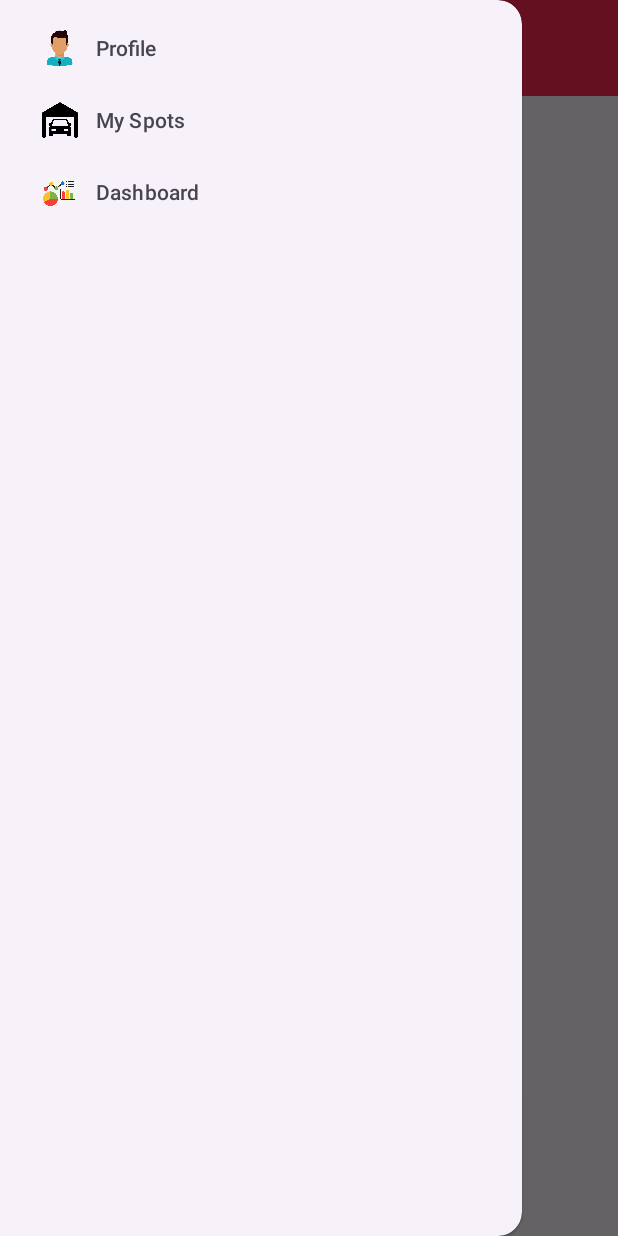
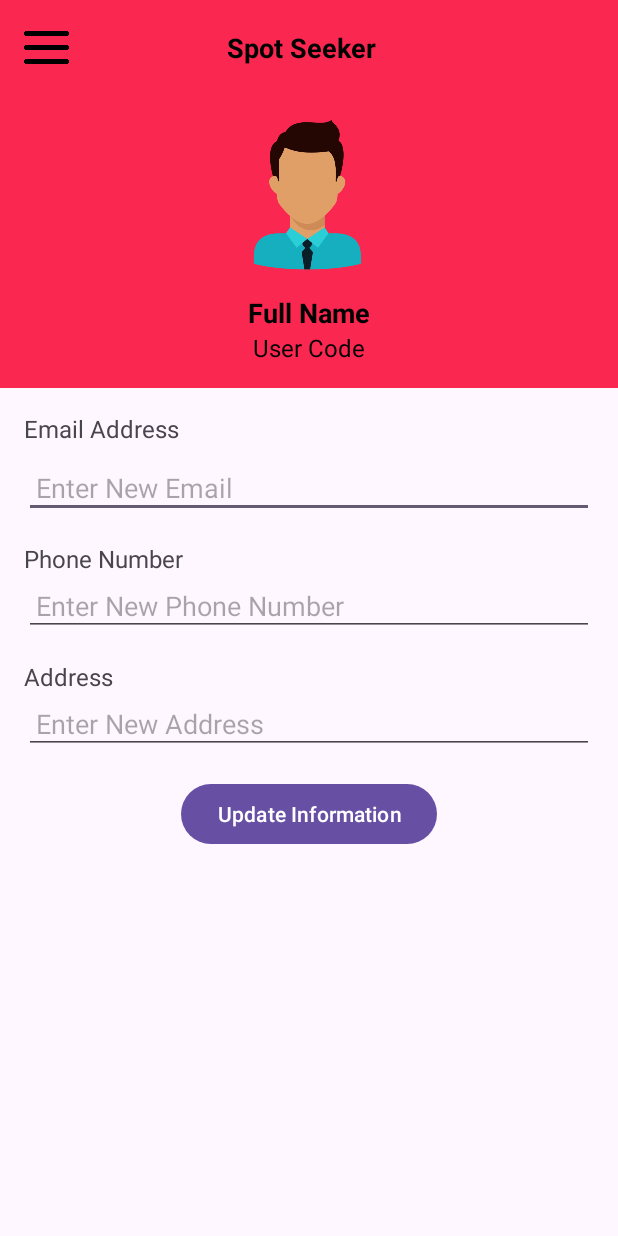
Before and after one commit to stefanomusicman/spot_seeker, an Android app: the HomeScreen screen opened directly, with no data from a screen before it, after a tap on "Profile", on a phone screen of 412 x 824 dp. Run offline under Robolectric (Android 15) with nearby library versions, the phone set to English and light mode, and no system bars; 2 other taps on this screen came first.

Commit message:
updates from task 14

```diff
--- a/app/src/main/java/com/example/spot_seeker/HomeScreen.java
+++ b/app/src/main/java/com/example/spot_seeker/HomeScreen.java
@@ -1,31 +1,75 @@
 package com.example.spot_seeker;
 
+import android.content.Intent;
 import android.os.Bundle;
+import android.view.MenuItem;
 import android.view.View;
 
+import androidx.annotation.NonNull;
 import androidx.appcompat.app.AppCompatActivity;
 import androidx.core.view.GravityCompat;
 import androidx.drawerlayout.widget.DrawerLayout;
+import androidx.fragment.app.Fragment;
+import androidx.fragment.app.FragmentManager;
+import androidx.fragment.app.FragmentTransaction;
 
 import com.google.android.material.navigation.NavigationView;
 
-public class HomeScreen extends AppCompatActivity {
+public class HomeScreen extends AppCompatActivity implements NavigationView.OnNavigationItemSelectedListener {
+
+    private DrawerLayout drawerLayout;
 
     @Override
     protected void onCreate(Bundle savedInstanceState) {
         super.onCreate(savedInstanceState);
         setContentView(R.layout.activity_home_screen);
 
-        final DrawerLayout drawerLayout =findViewById(R.id.drawerLayout);
+        drawerLayout = findViewById(R.id.drawerLayout);
+        NavigationView navigationView = findViewById(R.id.navigationView);
+        navigationView.setItemIconTintList(null); // Remove icon tinting
+        navigationView.setNavigationItemSelectedListener(this);
 
         findViewById(R.id.menuImage).setOnClickListener(new View.OnClickListener() {
             @Override
-            public void onClick(View v) {
+            public void onClick(View view) {
                 drawerLayout.openDrawer(GravityCompat.START);
             }
         });
-        NavigationView navigationView = findViewById(R.id.navigationView);
-        navigationView.setItemIconTintList(null);
+    }
 
+    @Override
+    public boolean onNavigationItemSelected(@NonNull MenuItem item) {
+        Fragment fragment = null;
+        int itemId = item.getItemId();
+
+        if (itemId == R.id.Profile) {
+            fragment = new Profile();
+
+        } else if (itemId == R.id.parkingSpot) {
+            fragment = new Myspots();
+        } else if (itemId == R.id.Home) {
+            Intent intent = new Intent(this, HomeScreen.class);
+            startActivity(intent);
+            return true;
+        } else if (itemId == R.id.logout) {
+            Intent intent = new Intent(this, LoginScreen.class);
+            startActivity(intent);
+            return true; // Return true to prevent further actions
+        }
+
+        if (fragment != null) {
+            replaceFragment(fragment);
+            drawerLayout.closeDrawer(GravityCompat.START);
+            return true;
+        }
+
+        return false;
+    }
+
+    private void replaceFragment(Fragment fragment) {
+        FragmentManager fragmentManager = getSupportFragmentManager();
+        FragmentTransaction transaction = fragmentManager.beginTransaction();
+        transaction.replace(R.id.fragmentContainer, fragment);
+        transaction.commit();
     }
 }
--- /dev/null
+++ b/app/src/main/java/com/example/spot_seeker/Profile.java
@@ -0,0 +1,62 @@
+package com.example.spot_seeker;
+
+import android.os.Bundle;
+import android.view.LayoutInflater;
+import android.view.View;
+import android.view.ViewGroup;
+import android.widget.Button;
+import android.widget.EditText;
+import android.widget.TextView;
+
+import androidx.fragment.app.Fragment;
+
+import java.util.Objects;
+
+public class Profile extends Fragment {
+
+    private TextView emailTextView, phoneTextView, addressTextView;
+    private EditText updateEmail, updatePhone, updateAddress;
+    private Button updateInformation;
+
+    @Override
+    public View onCreateView(LayoutInflater inflater, ViewGroup container,
+                             Bundle savedInstanceState) {
+        // Inflate the layout for this fragment
+        View view = inflater.inflate(R.layout.fragment_profile, container, false);
+
+        // Initialize UI elements
+        emailTextView = view.findViewById(R.id.emailTextView);
+        phoneTextView = view.findViewById(R.id.phoneTextView);
+        addressTextView = view.findViewById(R.id.addressTextView);
+        updateEmail = view.findViewById(R.id.updateEmail);
+        updatePhone = view.findViewById(R.id.updatePhone);
+        updateAddress = view.findViewById(R.id.updateAddress);
+        updateInformation = view.findViewById(R.id.Updateinformation);
+
+        // Set onClickListener for the updateInformation button
+        updateInformation.setOnClickListener(new View.OnClickListener() {
+            @Override
+            public void onClick(View v) {
+                // Retrieve the new email, phone, and address from the corresponding EditText fields
+                String newEmail = updateEmail.getText().toString().trim();
+                String newPhone = updatePhone.getText().toString().trim();
+                String newAddress = updateAddress.getText().toString().trim();
+
+                // Update the TextViews with the new information
+                if (!newEmail.isEmpty()) {
+                    emailTextView.setText(newEmail);
+                    updateEmail.setText("");
+                }
+                if (!newPhone.isEmpty()) {
+                    phoneTextView.setText(newPhone);
+                    updatePhone.setText("");
+                }
+                if (!newAddress.isEmpty()) {
+                    addressTextView.setText(newAddress);
+                    updateAddress.setText("");
+                }
+            }
+        });
+        return view;
+    }
+}
--- a/app/src/main/res/layout/activity_home_screen.xml
+++ b/app/src/main/res/layout/activity_home_screen.xml
@@ -1,13 +1,12 @@
 <?xml version="1.0" encoding="utf-8"?>
-<androidx.drawerlayout.widget.DrawerLayout xmlns:android="http://schemas.android.com/apk/res/android"
+<androidx.drawerlayout.widget.DrawerLayout
+    xmlns:android="http://schemas.android.com/apk/res/android"
     xmlns:app="http://schemas.android.com/apk/res-auto"
     xmlns:tools="http://schemas.android.com/tools"
     android:id="@+id/drawerLayout"
     android:layout_width="match_parent"
     android:layout_height="match_parent"
-    android:orientation="vertical"
-    tools:context=".HomeScreen"
-    >
+    android:orientation="vertical">
 
     <!-- Content View -->
     <LinearLayout
@@ -45,11 +44,17 @@
                     android:textStyle="bold"
                     android:textColor="@color/black"
                     android:textSize="18sp"
-                    android:layout_marginStart="120dp"
+                    android:layout_marginStart="105dp"
                     android:gravity="center"/>
             </LinearLayout>
 
         </androidx.appcompat.widget.Toolbar>
+
+        <!-- Fragment Container -->
+        <FrameLayout
+            android:id="@+id/fragmentContainer"
+            android:layout_width="match_parent"
+            android:layout_height="match_parent" />
 
     </LinearLayout>
 
@@ -58,9 +63,8 @@
         android:id="@+id/navigationView"
         android:layout_width="wrap_content"
         android:layout_height="match_parent"
-        app:menu="@menu/navigation_menu"
         android:layout_gravity="start"
-        >
+        app:headerLayout="@layout/nav_header"
+        app:menu="@menu/navigation_menu" />
 
-    </com.google.android.material.navigation.NavigationView>
 </androidx.drawerlayout.widget.DrawerLayout>
--- /dev/null
+++ b/app/src/main/res/layout/fragment_profile.xml
@@ -0,0 +1,114 @@
+<?xml version="1.0" encoding="utf-8"?>
+<LinearLayout xmlns:android="http://schemas.android.com/apk/res/android"
+    android:layout_width="match_parent"
+    android:layout_height="match_parent"
+    android:orientation="vertical">
+
+    <!-- Profile Header -->
+    <LinearLayout
+        android:layout_width="match_parent"
+        android:layout_height="wrap_content"
+        android:orientation="vertical"
+        android:background="@color/spotseeker"
+        android:gravity="center"
+        android:padding="16dp">
+
+        <ImageView
+            android:layout_width="100dp"
+            android:layout_height="100dp"
+            android:layout_gravity="center"
+            android:layout_marginBottom="16dp"
+            android:scaleType="centerCrop"
+            android:src="@drawable/man" />
+
+        <TextView
+            android:layout_width="wrap_content"
+            android:layout_height="wrap_content"
+            android:text="Full Name"
+            android:textColor="@color/black"
+            android:textSize="18sp"
+            android:textStyle="bold"
+            android:layout_gravity="center"/>
+
+        <TextView
+            android:layout_width="wrap_content"
+            android:layout_height="wrap_content"
+            android:text="User Code"
+            android:textColor="@color/black"
+            android:textSize="16sp"
+            android:layout_gravity="center"/>
+
+    </LinearLayout>
+
+    <!-- Profile Content -->
+    <LinearLayout
+        android:layout_width="match_parent"
+        android:layout_height="wrap_content"
+        android:orientation="vertical"
+        android:padding="16dp">
+
+        <!-- Email -->
+        <TextView
+            android:id="@+id/emailTextView"
+            android:layout_width="match_parent"
+            android:layout_height="wrap_content"
+            android:text="Email Address"
+            android:textSize="16sp" />
+
+        <!-- Email Update -->
+        <EditText
+            android:id="@+id/updateEmail"
+            android:layout_width="match_parent"
+            android:layout_height="wrap_content"
+            android:layout_marginTop="8dp"
+            android:hint="Enter New Email"
+            android:inputType="textEmailAddress"
+            android:padding="8dp"/>
+
+        <!-- Phone -->
+        <TextView
+            android:id="@+id/phoneTextView"
+            android:layout_width="match_parent"
+            android:layout_height="wrap_content"
+            android:text="Phone Number"
+            android:textSize="16sp"
+            android:layout_marginTop="16dp"/>
+
+        <!-- Phone Update -->
+        <EditText
+            android:id="@+id/updatePhone"
+            android:layout_width="match_parent"
+            android:layout_height="wrap_content"
+            android:hint="Enter New Phone Number"
+            android:inputType="phone"
+            android:padding="8dp"/>
+
+        <!-- Address -->
+        <TextView
+            android:id="@+id/addressTextView"
+            android:layout_width="match_parent"
+            android:layout_height="wrap_content"
+            android:text="Address"
+            android:textSize="16sp"
+            android:layout_marginTop="16dp"/>
+
+        <!-- Address Update -->
+        <EditText
+            android:id="@+id/updateAddress"
+            android:layout_width="match_parent"
+            android:layout_height="wrap_content"
+            android:hint="Enter New Address"
+            android:inputType="textPostalAddress"
+            android:padding="8dp"/>
+
+        <!-- Button for updating information -->
+        <Button
+            android:id="@+id/Updateinformation"
+            android:layout_width="wrap_content"
+            android:layout_height="wrap_content"
+            android:text="Update Information"
+            android:layout_gravity="center"
+            android:layout_marginTop="16dp"/>
+
+    </LinearLayout>
+</LinearLayout>
--- /dev/null
+++ b/app/src/main/res/layout/nav_header.xml
@@ -0,0 +1,35 @@
+<?xml version="1.0" encoding="utf-8"?>
+<LinearLayout xmlns:android="http://schemas.android.com/apk/res/android"
+    android:orientation="vertical"
+    android:layout_width="match_parent"
+    android:layout_height="wrap_content"
+    android:background="@color/spotseeker"
+    android:gravity="center"
+    android:padding="16dp">
+
+    <ImageView
+        android:layout_width="100dp"
+        android:layout_height="100dp"
+        android:src="@drawable/man"
+        android:layout_gravity="center"
+        android:scaleType="centerCrop"
+        android:layout_marginBottom="16dp"/>
+
+    <TextView
+        android:layout_width="wrap_content"
+        android:layout_height="wrap_content"
+        android:text="Full Name"
+        android:textColor="@color/black"
+        android:textSize="18sp"
+        android:textStyle="bold"
+        android:layout_gravity="center"/>
+
+    <TextView
+        android:layout_width="wrap_content"
+        android:layout_height="wrap_content"
+        android:text="User Code"
+        android:textColor="@color/black"
+        android:textSize="16sp"
+        android:layout_gravity="center"/>
+
+</LinearLayout>
--- a/app/src/main/res/menu/navigation_menu.xml
+++ b/app/src/main/res/menu/navigation_menu.xml
@@ -1,16 +1,27 @@
-<?xml version="1.0" encoding="utf-8"?>
-<menu xmlns:android="http://schemas.android.com/apk/res/android">
-    <item android:id="@+id/man"
-        android:icon="@drawable/man"
-        android:title="Profile"
-        />
-    <item android:id="@+id/parkingSpot"
-        android:icon="@drawable/spots"
-        android:title="My Spots"
-        />
-    <item android:id="@+id/menu"
-        android:icon="@drawable/dashboard"
-        android:title="Dashboard"
-        />
+<menu xmlns:android="http://schemas.android.com/apk/res/android"
+    xmlns:tools="http://schemas.android.com/tools"
+    tools:showIn="navigation_view">
+
+    <group android:checkableBehavior="single">
+        <item
+            android:id="@+id/Home"
+            android:icon="@drawable/home"
+            android:title="Home" />
+
+        <item
+            android:id="@+id/Profile"
+            android:icon="@drawable/man"
+            android:title="Profile" />
+
+        <item
+            android:id="@+id/parkingSpot"
+            android:icon="@drawable/spots"
+            android:title="My Spots" />
+        <item
+            android:id="@+id/logout"
+            android:icon="@drawable/log_out"
+            android:title="Logout" />
+    </group>
+
 
 </menu>
--- a/app/src/main/res/values/strings.xml
+++ b/app/src/main/res/values/strings.xml
@@ -1,3 +1,5 @@
 <resources>
     <string name="app_name">spot_seeker</string>
+    <!-- TODO: Remove or change this placeholder text -->
+    <string name="hello_blank_fragment">Hello blank fragment</string>
 </resources>
--- a/build.gradle.kts
+++ b/build.gradle.kts
@@ -1,4 +1,4 @@
 // Top-level build file where you can add configuration options common to all sub-projects/modules.
 plugins {
-    id("com.android.application") version "8.2.1" apply false
+    id("com.android.application") version "8.2.2" apply false
 }
```
Also changed, not shown: app/src/main/AndroidManifest.xml (+9 -8 lines), app/src/main/res/drawable/home.png (added), app/src/main/res/drawable/log_out.png (added), app/src/main/res/drawable/spotseekerlogo.png (added).
